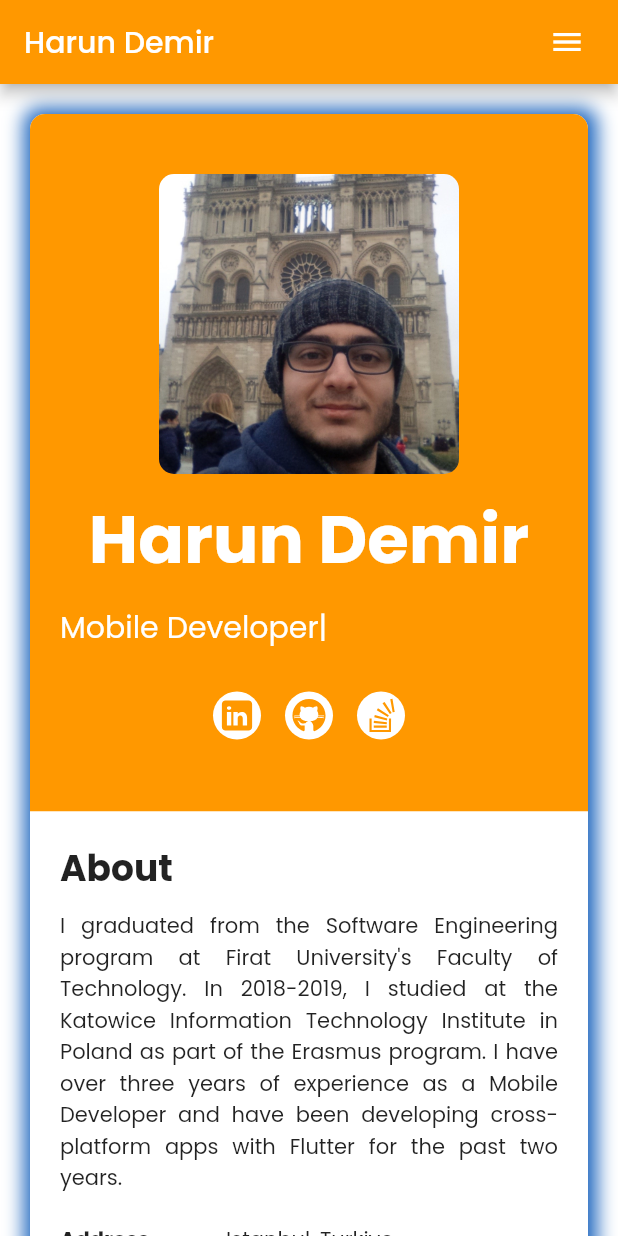
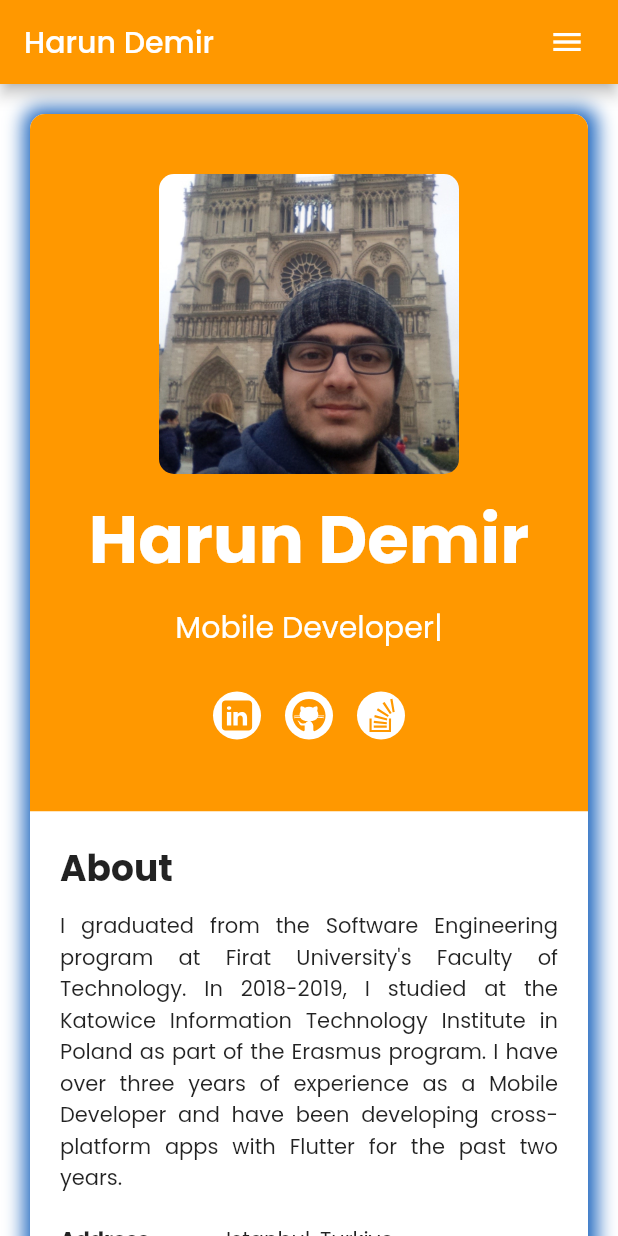
Before and after one commit to harundemir918/my_portfolio, a Flutter app: the screen it shows after launch, on a phone screen of 412 x 824 dp. Run offline on Flutter 3.47's test engine with Material 2 defaults, Android fonts, the phone set to English and light mode, and no system bars; our stand-ins replace flutter_svg, google_fonts, responsive_framework, url_strategy.

Commit message:
type writer text center fix

```diff
--- a/lib/view/widgets/type_writer_text.dart
+++ b/lib/view/widgets/type_writer_text.dart
@@ -103,8 +103,8 @@ class _TypeWriterTextState extends State<TypeWriterText> {
 
   @override
   Widget build(BuildContext context) {
-    return Center(
-      child: Row(
+    return Row(
+      mainAxisAlignment: MainAxisAlignment.center,
       children: [
         Text(
           _typedText,
@@ -121,7 +121,6 @@ class _TypeWriterTextState extends State<TypeWriterText> {
               ),
         ),
       ],
-      ),
     );
   }
 }
```
Lines whose indentation alone changed are shown as unchanged.
